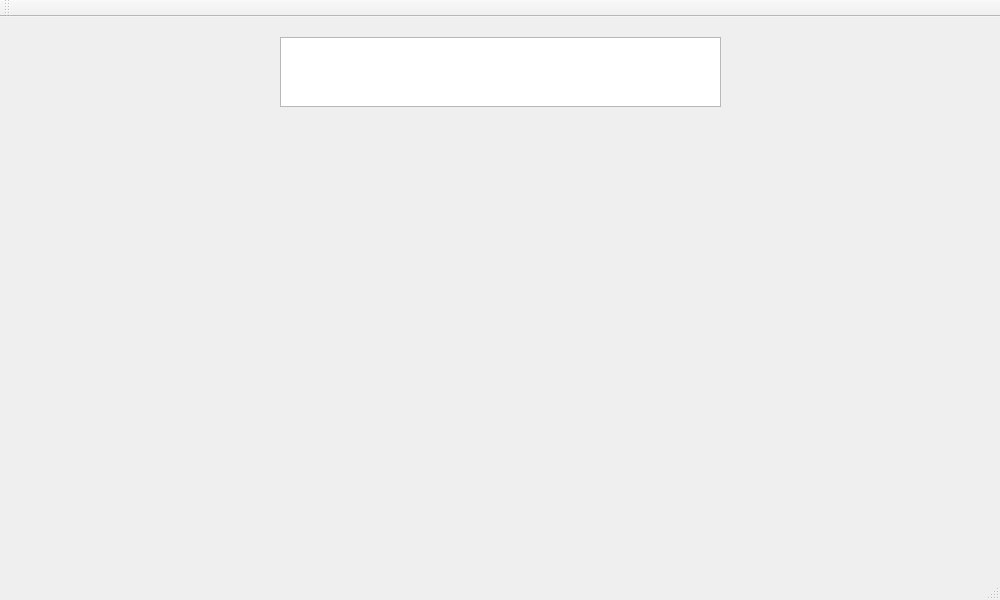
Before: the Qt Designer form visualize_qt/mainwindow.ui in Chevyyyy/RK_DOA, drawn with Qt 5.
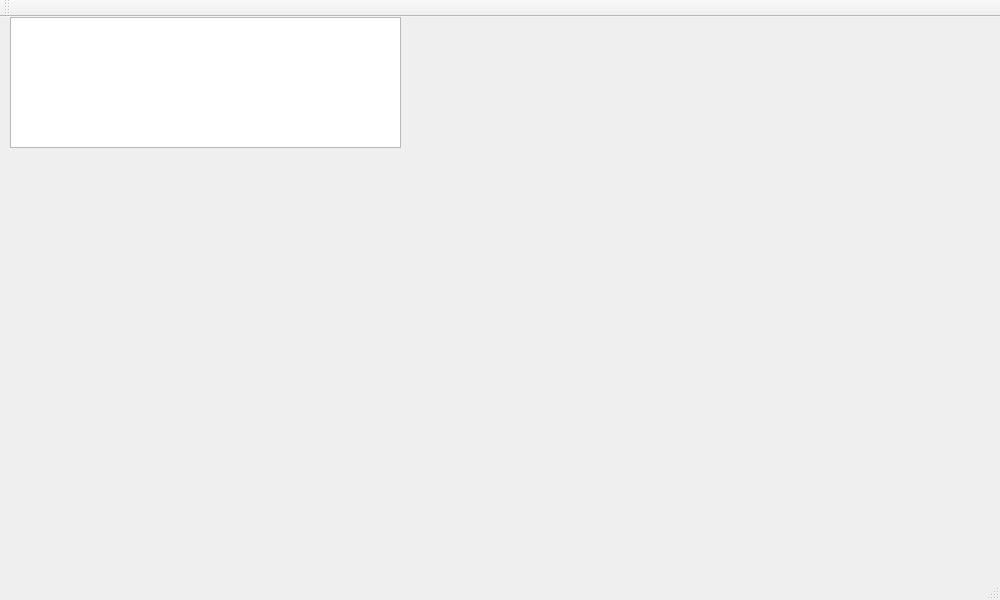
After: the same form once the commit is applied.

What changed in the file:
```diff
--- a/visualize_qt/mainwindow.ui
+++ b/visualize_qt/mainwindow.ui
@@ -17,10 +17,10 @@
    <widget class="QTextEdit" name="textEdit">
     <property name="geometry">
      <rect>
-      <x>280</x>
-      <y>20</y>
-      <width>441</width>
-      <height>70</height>
+      <x>10</x>
+      <y>0</y>
+      <width>391</width>
+      <height>131</height>
      </rect>
     </property>
     <property name="styleSheet">
@@ -31,8 +31,8 @@
      <string>&lt;!DOCTYPE HTML PUBLIC &quot;-//W3C//DTD HTML 4.0//EN&quot; &quot;http://www.w3.org/TR/REC-html40/strict.dtd&quot;&gt;
 &lt;html&gt;&lt;head&gt;&lt;meta name=&quot;qrichtext&quot; content=&quot;1&quot; /&gt;&lt;style type=&quot;text/css&quot;&gt;
 p, li { white-space: pre-wrap; }
-&lt;/style&gt;&lt;/head&gt;&lt;body style=&quot; font-family:'URW Bookman L'; font-size:24pt; font-weight:72; font-style:italic;&quot;&gt;
-&lt;p style=&quot;-qt-paragraph-type:empty; margin-top:0px; margin-bottom:0px; margin-left:0px; margin-right:0px; -qt-block-indent:0; text-indent:0px;&quot;&gt;&lt;br /&gt;&lt;/p&gt;&lt;/body&gt;&lt;/html&gt;</string>
+&lt;/style&gt;&lt;/head&gt;&lt;body style=&quot; font-family:'URW Bookman L'; font-size:20pt; font-weight:72; font-style:italic;&quot;&gt;
+&lt;p style=&quot;-qt-paragraph-type:empty; margin-top:0px; margin-bottom:0px; margin-left:0px; margin-right:0px; -qt-block-indent:0; text-indent:0px; font-size:24pt;&quot;&gt;&lt;br /&gt;&lt;/p&gt;&lt;/body&gt;&lt;/html&gt;</string>
     </property>
    </widget>
   </widget>
```
Left out of the diff: 2 changed lines with no effect on the pictures.
